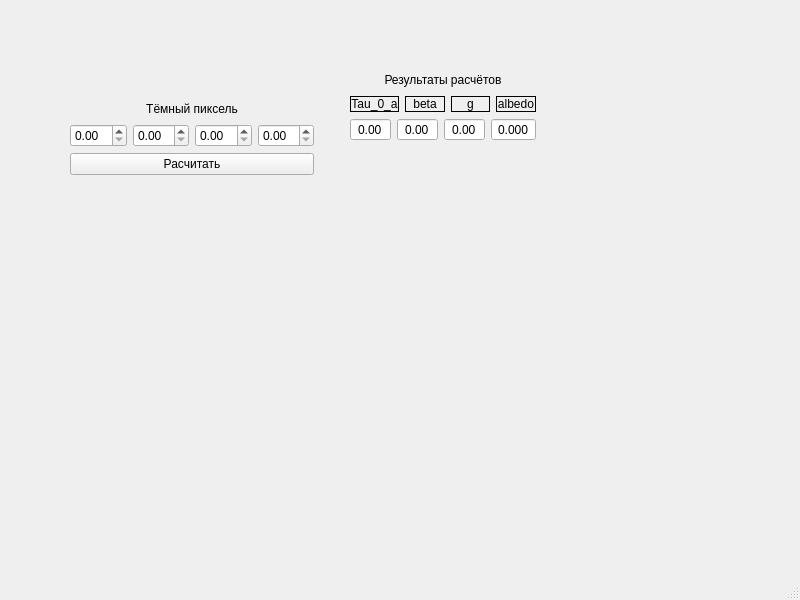
First picture: the form in atm_correction/AtmCorrectionMainWindow.ui, repository ValeryStk/satellite_comparator, before the edit.
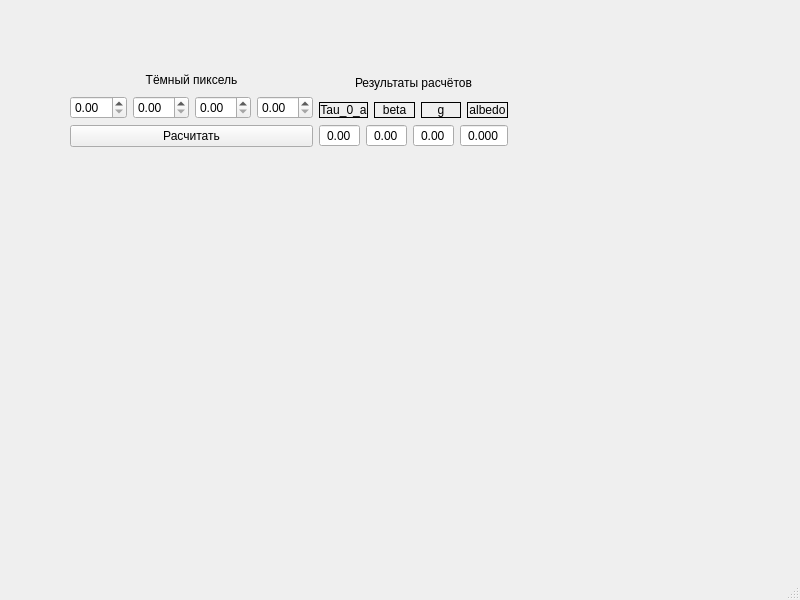
Second picture: the form after the edit.

The edit to the form file:
```diff
--- a/atm_correction/AtmCorrectionMainWindow.ui
+++ b/atm_correction/AtmCorrectionMainWindow.ui
@@ -17,12 +17,55 @@
    <widget class="QWidget" name="">
     <property name="geometry">
      <rect>
-      <x>350</x>
+      <x>70</x>
       <y>70</y>
-      <width>186</width>
-      <height>71</height>
+      <width>438</width>
+      <height>77</height>
      </rect>
     </property>
+    <layout class="QHBoxLayout" name="horizontalLayout_4">
+     <item>
+      <layout class="QVBoxLayout" name="verticalLayout_4">
+       <item>
+        <layout class="QVBoxLayout" name="verticalLayout">
+         <item>
+          <widget class="QLabel" name="label">
+           <property name="text">
+            <string>Тёмный пиксель</string>
+           </property>
+           <property name="alignment">
+            <set>Qt::AlignCenter</set>
+           </property>
+          </widget>
+         </item>
+         <item>
+          <layout class="QHBoxLayout" name="horizontalLayout">
+           <item>
+            <widget class="QDoubleSpinBox" name="doubleSpinBox_black1"/>
+           </item>
+           <item>
+            <widget class="QDoubleSpinBox" name="doubleSpinBox_black2"/>
+           </item>
+           <item>
+            <widget class="QDoubleSpinBox" name="doubleSpinBox_black3"/>
+           </item>
+           <item>
+            <widget class="QDoubleSpinBox" name="doubleSpinBox_black4"/>
+           </item>
+          </layout>
+         </item>
+        </layout>
+       </item>
+       <item>
+        <widget class="QPushButton" name="pushButton_calculateBlack">
+         <property name="text">
+          <string>Расчитать</string>
+         </property>
+        </widget>
+       </item>
+      </layout>
+     </item>
+     <item>
     <layout class="QVBoxLayout" name="verticalLayout_3">
      <item>
       <widget class="QLabel" name="label_6">
@@ -142,53 +185,6 @@
       </layout>
      </item>
     </layout>
-   </widget>
-   <widget class="QWidget" name="">
-    <property name="geometry">
-     <rect>
-      <x>70</x>
-      <y>100</y>
-      <width>244</width>
-      <height>75</height>
-     </rect>
-    </property>
-    <layout class="QVBoxLayout" name="verticalLayout_4">
-     <item>
-      <layout class="QVBoxLayout" name="verticalLayout">
-       <item>
-        <widget class="QLabel" name="label">
-         <property name="text">
-          <string>Тёмный пиксель</string>
-         </property>
-         <property name="alignment">
-          <set>Qt::AlignCenter</set>
-         </property>
-        </widget>
-       </item>
-       <item>
-        <layout class="QHBoxLayout" name="horizontalLayout">
-         <item>
-          <widget class="QDoubleSpinBox" name="doubleSpinBox_black1"/>
-         </item>
-         <item>
-          <widget class="QDoubleSpinBox" name="doubleSpinBox_black2"/>
-         </item>
-         <item>
-          <widget class="QDoubleSpinBox" name="doubleSpinBox_black3"/>
-         </item>
-         <item>
-          <widget class="QDoubleSpinBox" name="doubleSpinBox_black4"/>
-         </item>
-        </layout>
-       </item>
-      </layout>
-     </item>
-     <item>
-      <widget class="QPushButton" name="pushButton_calculateBlack">
-       <property name="text">
-        <string>Расчитать</string>
-       </property>
-      </widget>
      </item>
     </layout>
    </widget>
```
Lines whose indentation alone changed are shown as unchanged.
